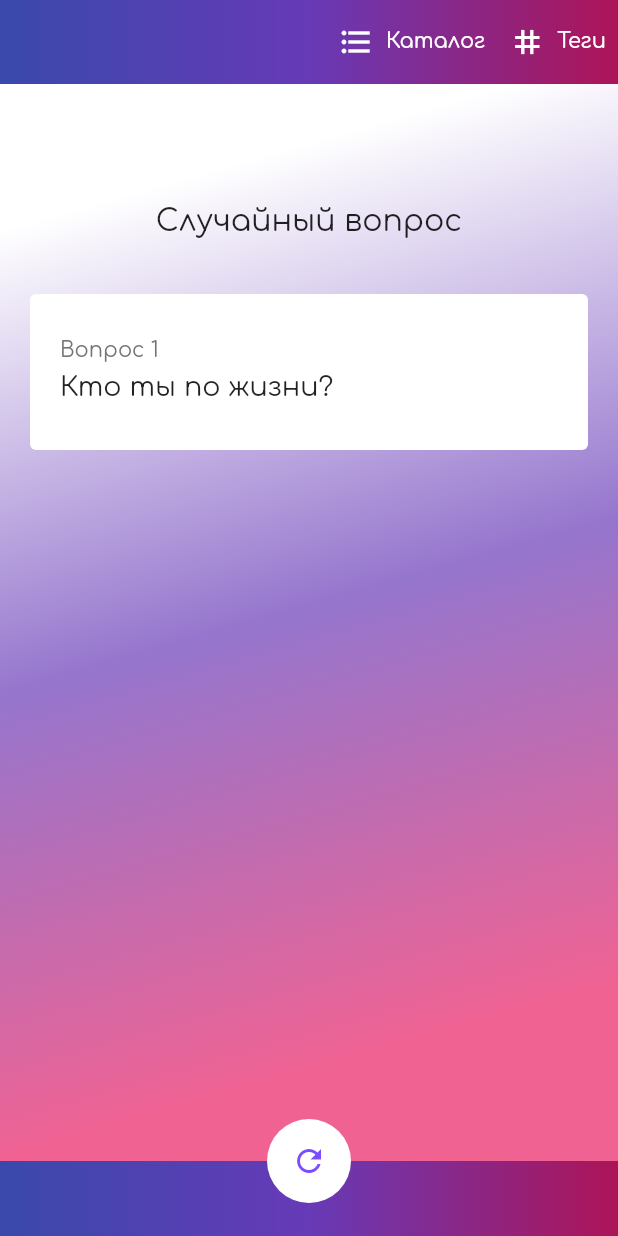
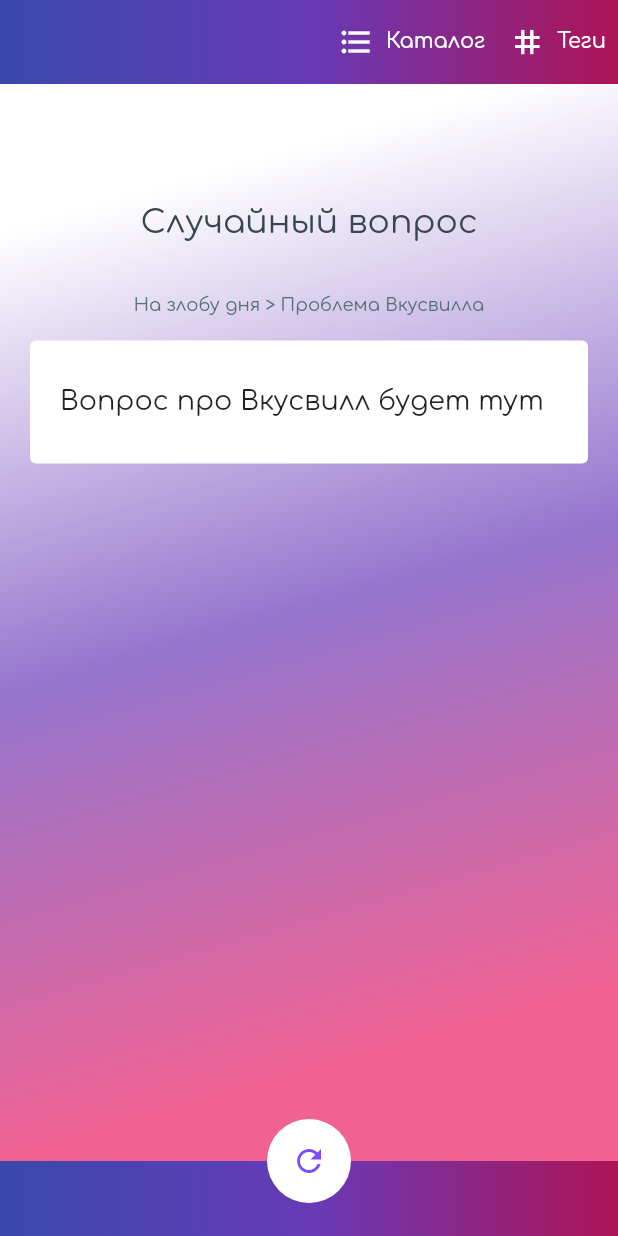
Before and after one commit to DanielTitkov/date_topics, a Flutter app: the screen it shows after launch, on a phone screen of 412 x 824 dp. Run offline on Flutter 3.47's test engine with Material 2 defaults, Android fonts, the phone set to English and light mode, and no system bars; our stand-ins replace google_fonts.

Commit message:
added item randomizer

```diff
--- a/lib/data/topics.dart
+++ b/lib/data/topics.dart
@@ -27,8 +27,13 @@
       Topic(
         title: "Геи в Берлине",
         description: "Курьёзный случай со свадьбой",
+        items: [Item(body: "Вопрос про свадьбу будет тут")],
       ),
-      Topic(title: "Проблема Вкусвилла", description: "Противоречивая реклама"),
+      Topic(
+        title: "Проблема Вкусвилла",
+        description: "Противоречивая реклама",
+        items: [Item(body: "Вопрос про Вкусвилл будет тут")],
+      ),
     ],
     tags: [
       Tag(title: "Политика"),
@@ -42,14 +47,17 @@
       Topic(
         title: "Девочки и мандарины",
         description: "Кое-что о физике",
+        items: [Item(body: "Вопрос про мандарины будет тут")],
       ),
       Topic(
         title: "Реклама в ОАЭ",
         description: "Культурное соотвествие",
+        items: [Item(body: "Вопрос про рекламу в ОАЭ будет тут")],
       ),
       Topic(
         title: "Кролики в Австралии",
         description: "Базовая биология",
+        items: [Item(body: "Вопрос про кроликов будет тут")],
       ),
     ],
     tags: [
--- a/lib/domain/domain.dart
+++ b/lib/domain/domain.dart
@@ -19,6 +19,13 @@
   int itemsCount() {
     return items?.length ?? 0;
   }
+
+  bool allowsRandomChoice() {
+    if (this.itemsCount() == 1) {
+      return true;
+    }
+    return false;
+  }
 }
 
 class TopicGroup {
@@ -29,6 +36,16 @@
   final List<Tag> tags;
 
   TopicGroup({this.id, this.title, this.description, this.topics, this.tags});
+
+  bool allowsRandomChoice() {
+    for (var topic in topics) {
+      if (topic.allowsRandomChoice()) {
+        return true;
+      }
+    }
+
+    return false;
+  }
 }
 
 class Tag {
--- a/lib/screens/home/home.dart
+++ b/lib/screens/home/home.dart
@@ -3,6 +3,7 @@
 import 'package:date_topics/screens/item/widgets/item_card.dart';
 import 'package:date_topics/screens/topic_group/topic_group.dart';
 import 'package:date_topics/screens/topic_group/widgets/topic_group_list.dart';
+import 'package:date_topics/services/topic.dart';
 import 'package:date_topics/shared/decoration.dart';
 import 'package:flutter/material.dart';
 
@@ -15,6 +16,23 @@
   @override
   Widget build(BuildContext context) {
     final List<TopicGroup> topicGroups = topicGroupsData;
+    final TopicProcessor processor = TopicProcessor(topicGroups: topicGroups);
+
+    int topicGroupIdx;
+    int topicIdx;
+    // int itemIdx; // not randomized by now
+
+    void _updateRandomItem() {
+      RandomItem item = processor.randomItem();
+      setState(() {
+        topicGroupIdx = item.topicGroupIdx;
+        topicIdx = item.topicIdx;
+        itemIdx = item.itemIdx;
+      });
+    }
+
+    _updateRandomItem();
+
     return Scaffold(
       backgroundColor: Colors.pink[100],
       appBar: AppBar(
@@ -63,17 +81,31 @@
           crossAxisAlignment: CrossAxisAlignment.stretch,
           children: [
             Padding(
-              padding: EdgeInsets.fromLTRB(20, 80, 20, 20),
+              padding: EdgeInsets.fromLTRB(20, 80, 20, 0),
               child: Center(
-                child: Text(
-                  "Случайный вопрос",
-                  style: TextStyle(
-                    fontSize: 20,
-                  ),
+                child: Column(
+                  children: [
+                    Text(
+                      "Случайный вопрос",
+                      style: TextStyle(
+                        fontSize: 22,
+                        color: Colors.blueGrey[800],
+                      ),
+                    ),
+                    SizedBox(height: 35),
+                    Text(
+                      "${topicGroups[topicGroupIdx].title} > ${topicGroups[topicGroupIdx].topics[topicIdx].title}",
+                      style: TextStyle(
+                        fontSize: 12,
+                        color: Colors.blueGrey[600],
+                      ),
+                    ),
+                  ],
                 ),
               ),
             ),
-            ItemCard(item: topicGroups[0].topics[0].items[0]),
+            ItemCard(
+                item: topicGroups[topicGroupIdx].topics[topicIdx].items[0]),
             Padding(
               padding: const EdgeInsets.fromLTRB(20, 10, 20, 40),
               child: Column(
@@ -101,7 +133,7 @@
         hoverElevation: 0,
         highlightElevation: 0,
         foregroundColor: Colors.deepPurpleAccent,
-        onPressed: () => setState(() {}),
+        onPressed: _updateRandomItem,
         child: const Icon(Icons.refresh),
       ),
       floatingActionButtonLocation: FloatingActionButtonLocation.centerDocked,
--- a/lib/screens/item/widgets/item_list.dart
+++ b/lib/screens/item/widgets/item_list.dart
@@ -10,7 +10,7 @@
 
   @override
   Widget build(BuildContext context) {
-    if (topic != null && topic.items.length > 0) {
+    if (topic != null && topic.items != null && topic.items.length > 0) {
       return ListView.builder(
         itemCount: topic.items.length,
         itemBuilder: (context, i) {
@@ -21,7 +21,7 @@
       return Container(
         child: Center(
           child: Text(
-            "Тема пуста",
+            "Пока тут пусто",
             style: TextStyle(fontSize: 30),
           ),
         ),
--- /dev/null
+++ b/lib/services/topic.dart
@@ -0,0 +1,45 @@
+import 'dart:math';
+
+import 'package:date_topics/domain/domain.dart';
+
+class TopicProcessor {
+  final List<TopicGroup> topicGroups;
+
+  TopicProcessor({this.topicGroups});
+
+  RandomItem randomItem() {
+    Map<int, List<int>> topicGroupsToRandomize = {};
+    for (int i = 0; i < topicGroups.length; i++) {
+      if (topicGroups[i].allowsRandomChoice()) {
+        List<int> topicsToRandomize = [];
+        for (int j = 0; j < topicGroups[i].topics.length; j++) {
+          if (topicGroups[i].topics[j].allowsRandomChoice()) {
+            topicsToRandomize.add(j);
+          }
+        }
+        topicGroupsToRandomize[i] = topicsToRandomize;
+      }
+    }
+
+    final _random = Random();
+    int topicGroupIdx = topicGroupsToRandomize.keys
+        .elementAt(_random.nextInt(topicGroupsToRandomize.length));
+
+    int topicIdx =
+        _random.nextInt(topicGroupsToRandomize[topicGroupIdx].length);
+
+    return RandomItem(
+      topicGroupIdx: topicGroupIdx,
+      topicIdx: topicIdx,
+      itemIdx: 0, // for now only topics with 1 item allowed to random choice
+    );
+  }
+}
+
+class RandomItem {
+  final int topicGroupIdx;
+  final int topicIdx;
+  final int itemIdx;
+
+  RandomItem({this.topicGroupIdx, this.topicIdx, this.itemIdx});
+}
```
